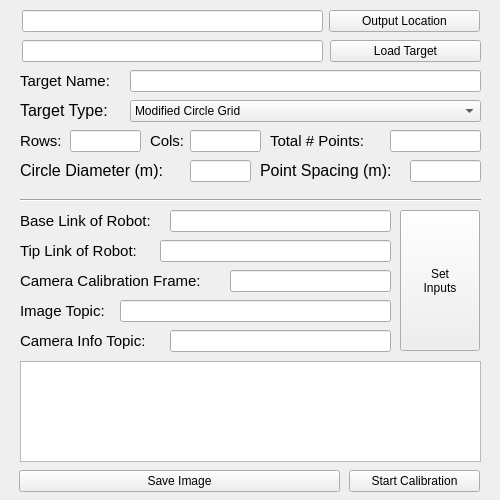
Qt form industrial_calibration_gui/src/calibration_widget.ui (jdlangs/IC2) before a commit.
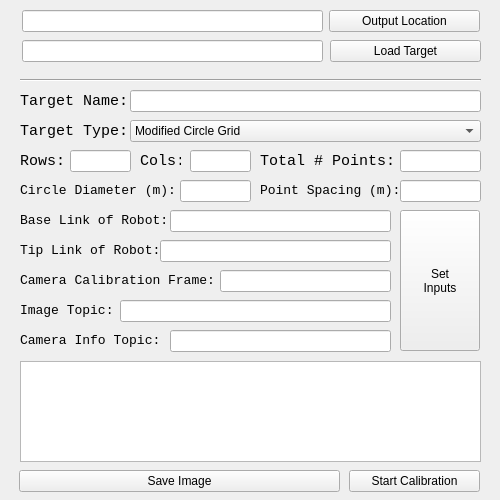
The same form after that commit. The open tabs and pages were chosen to show the change. Icons and pictures are not drawn.

Commit message: Added most of the features for the data collection page

```diff
--- a/industrial_calibration_gui/src/calibration_widget.ui
+++ b/industrial_calibration_gui/src/calibration_widget.ui
@@ -281,13 +281,14 @@
      <property name="geometry">
       <rect>
        <x>20</x>
-       <y>70</y>
+       <y>90</y>
        <width>111</width>
        <height>21</height>
       </rect>
      </property>
      <property name="font">
       <font>
+       <family>Liberation Mono</family>
        <pointsize>11</pointsize>
       </font>
      </property>
@@ -299,7 +300,7 @@
      <property name="geometry">
       <rect>
        <x>130</x>
-       <y>70</y>
+       <y>90</y>
        <width>351</width>
        <height>22</height>
       </rect>
@@ -309,14 +310,15 @@
      <property name="geometry">
       <rect>
        <x>20</x>
-       <y>100</y>
+       <y>120</y>
        <width>111</width>
        <height>21</height>
       </rect>
      </property>
      <property name="font">
       <font>
-       <pointsize>12</pointsize>
+       <family>Liberation Mono</family>
+       <pointsize>11</pointsize>
       </font>
      </property>
      <property name="text">
@@ -327,11 +329,24 @@
      <property name="geometry">
       <rect>
        <x>130</x>
-       <y>100</y>
+       <y>120</y>
        <width>351</width>
        <height>22</height>
       </rect>
      </property>
+     <property name="currentIndex">
+      <number>2</number>
+     </property>
+     <item>
+      <property name="text">
+       <string>Chessboard [NOT CURRENTLY SUPPORTED]</string>
+      </property>
+     </item>
+     <item>
+      <property name="text">
+       <string>Circle Grid [NOT CURRENTLY SUPPORTED]</string>
+      </property>
+     </item>
      <item>
       <property name="text">
        <string>Modified Circle Grid</string>
@@ -342,13 +357,14 @@
      <property name="geometry">
       <rect>
        <x>20</x>
-       <y>130</y>
+       <y>150</y>
        <width>51</width>
        <height>21</height>
       </rect>
      </property>
      <property name="font">
       <font>
+       <family>Liberation Mono</family>
        <pointsize>11</pointsize>
       </font>
      </property>
@@ -359,14 +375,15 @@
     <widget class="QLabel" name="label_6">
      <property name="geometry">
       <rect>
-       <x>150</x>
-       <y>130</y>
+       <x>140</x>
+       <y>150</y>
        <width>41</width>
        <height>21</height>
       </rect>
      </property>
      <property name="font">
       <font>
+       <family>Liberation Mono</family>
        <pointsize>11</pointsize>
       </font>
      </property>
@@ -378,8 +395,8 @@
      <property name="geometry">
       <rect>
        <x>70</x>
-       <y>130</y>
-       <width>71</width>
+       <y>150</y>
+       <width>61</width>
        <height>22</height>
       </rect>
      </property>
@@ -388,8 +405,8 @@
      <property name="geometry">
       <rect>
        <x>190</x>
-       <y>130</y>
-       <width>71</width>
+       <y>150</y>
+       <width>61</width>
        <height>22</height>
       </rect>
      </property>
@@ -397,14 +414,15 @@
     <widget class="QLabel" name="label_7">
      <property name="geometry">
       <rect>
-       <x>270</x>
-       <y>130</y>
-       <width>111</width>
+       <x>260</x>
+       <y>150</y>
+       <width>141</width>
        <height>21</height>
       </rect>
      </property>
      <property name="font">
       <font>
+       <family>Liberation Mono</family>
        <pointsize>11</pointsize>
       </font>
      </property>
@@ -416,14 +434,15 @@
      <property name="geometry">
       <rect>
        <x>20</x>
-       <y>160</y>
+       <y>180</y>
        <width>171</width>
        <height>21</height>
       </rect>
      </property>
      <property name="font">
       <font>
-       <pointsize>12</pointsize>
+       <family>Liberation Mono</family>
+       <pointsize>10</pointsize>
       </font>
      </property>
      <property name="text">
@@ -434,14 +453,15 @@
      <property name="geometry">
       <rect>
        <x>260</x>
-       <y>160</y>
-       <width>151</width>
+       <y>180</y>
+       <width>141</width>
        <height>21</height>
       </rect>
      </property>
      <property name="font">
       <font>
-       <pointsize>12</pointsize>
+       <family>Liberation Mono</family>
+       <pointsize>10</pointsize>
       </font>
      </property>
      <property name="text">
@@ -451,9 +471,9 @@
     <widget class="QLineEdit" name="lineEdit_6">
      <property name="geometry">
       <rect>
-       <x>390</x>
-       <y>130</y>
-       <width>91</width>
+       <x>400</x>
+       <y>150</y>
+       <width>81</width>
        <height>22</height>
       </rect>
      </property>
@@ -461,23 +481,23 @@
     <widget class="QLineEdit" name="lineEdit_7">
      <property name="geometry">
       <rect>
-       <x>190</x>
-       <y>160</y>
-       <width>61</width>
-       <height>22</height>
-      </rect>
-     </property>
-    </widget>
-    <widget class="QLineEdit" name="lineEdit_8">
-     <property name="geometry">
-      <rect>
-       <x>410</x>
-       <y>160</y>
+       <x>180</x>
+       <y>180</y>
        <width>71</width>
        <height>22</height>
       </rect>
      </property>
     </widget>
+    <widget class="QLineEdit" name="target_point_spacing_line">
+     <property name="geometry">
+      <rect>
+       <x>400</x>
+       <y>180</y>
+       <width>81</width>
+       <height>22</height>
+      </rect>
+     </property>
+    </widget>
     <widget class="QLabel" name="label_10">
      <property name="geometry">
       <rect>
@@ -489,7 +509,8 @@
      </property>
      <property name="font">
       <font>
-       <pointsize>11</pointsize>
+       <family>Liberation Mono</family>
+       <pointsize>10</pointsize>
       </font>
      </property>
      <property name="text">
@@ -500,7 +521,7 @@
      <property name="geometry">
       <rect>
        <x>20</x>
-       <y>190</y>
+       <y>70</y>
        <width>461</width>
        <height>20</height>
       </rect>
@@ -520,7 +541,8 @@
      </property>
      <property name="font">
       <font>
-       <pointsize>11</pointsize>
+       <family>Liberation Mono</family>
+       <pointsize>10</pointsize>
       </font>
      </property>
      <property name="text">
@@ -538,7 +560,8 @@
      </property>
      <property name="font">
       <font>
-       <pointsize>11</pointsize>
+       <family>Liberation Mono</family>
+       <pointsize>10</pointsize>
       </font>
      </property>
      <property name="text">
@@ -556,7 +579,8 @@
      </property>
      <property name="font">
       <font>
-       <pointsize>11</pointsize>
+       <family>Liberation Mono</family>
+       <pointsize>10</pointsize>
       </font>
      </property>
      <property name="text">
@@ -574,7 +598,8 @@
      </property>
      <property name="font">
       <font>
-       <pointsize>11</pointsize>
+       <family>Liberation Mono</family>
+       <pointsize>10</pointsize>
       </font>
      </property>
      <property name="text">
@@ -604,9 +629,9 @@
     <widget class="QLineEdit" name="lineEdit_11">
      <property name="geometry">
       <rect>
-       <x>230</x>
+       <x>220</x>
        <y>270</y>
-       <width>161</width>
+       <width>171</width>
        <height>22</height>
       </rect>
      </property>
```
Left out of the diff: 52 changed lines with no effect on the pictures. The commit also changes 2 other files.
